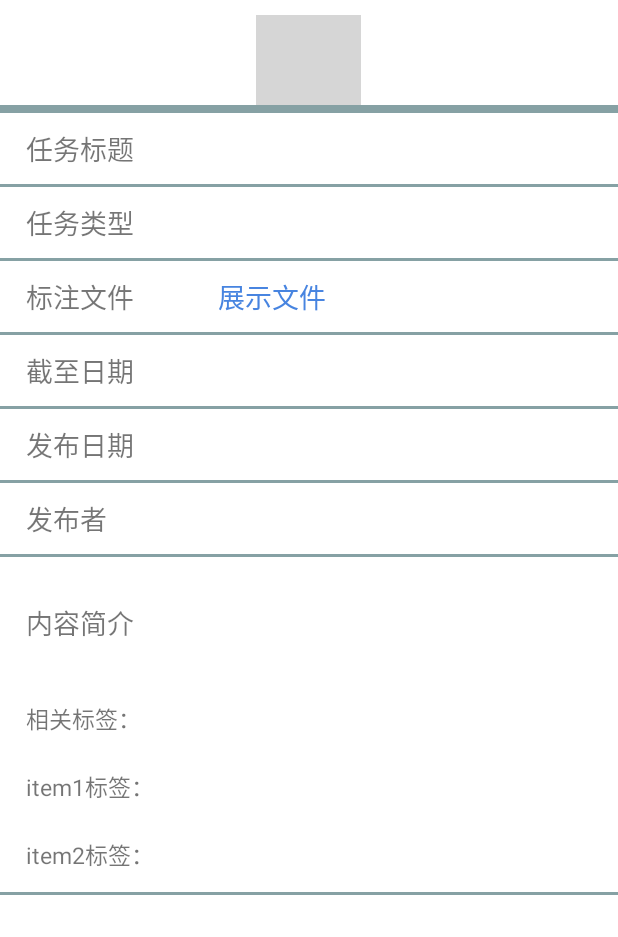
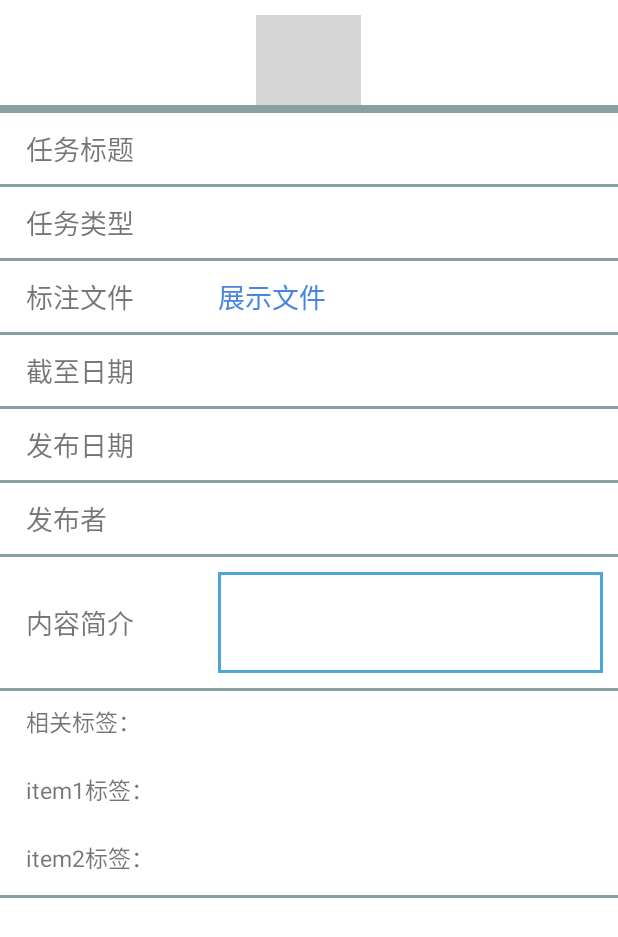
Before and after one commit to 161250092/MyApplication, an Android app: the layout activity_task_deatil.xml on its own in the app's theme, with its tools: preview values and no code run, on a phone screen of 412 x 824 dp. Shown: the top 937 px of the screen. Run offline under Robolectric (Android 15) with nearby library versions, the phone set to English and light mode, and no system bars; grey boxes are pictures that could not be loaded.

Commit message:
little changes

```diff
--- a/app/src/main/java/com/example/textannotation/model/doTask/extract/TextExtractFragmentModel.java
+++ b/app/src/main/java/com/example/textannotation/model/doTask/extract/TextExtractFragmentModel.java
@@ -89,6 +89,8 @@ public class TextExtractFragmentModel implements ITextExtractFragmentModel {
 
     @Override
     public void saveAnnotationInfo(DoExtractionData doExtractionData) {
+
+        Log.e("model",doExtractionData.getEntities().size()+" ");
         OkHttpUtil.sendPostRequest(Constant.extradotaskUrl, doExtractionData, new Callback() {
             @Override
             public void onFailure(Call call, IOException e) {
--- a/app/src/main/java/com/example/textannotation/presenter/doTask/category/TextCategoryPresenter.java
+++ b/app/src/main/java/com/example/textannotation/presenter/doTask/category/TextCategoryPresenter.java
@@ -88,6 +88,11 @@ public class TextCategoryPresenter implements ITextCategoryPresenter  {
             iTextCategoryView.showExceptionInfo("网络异常");
             return;
         }
+        else if (jsonObject.getInteger("code") == null){
+            iTextCategoryView.showExceptionInfo("服务器异常");
+            return;
+        }
+
         else if (jsonObject.getInteger("code") == 5000){
             iTextCategoryView.showSimpleInfo("当前任务未提交");
             return;
--- a/app/src/main/java/com/example/textannotation/view/doTask/textExtract/TextExtractFragment.java
+++ b/app/src/main/java/com/example/textannotation/view/doTask/textExtract/TextExtractFragment.java
@@ -251,6 +251,7 @@ public class TextExtractFragment extends BaseLazyFragment implements ITextExtrac
     }
 
     public void cancelAnnotation(int selectionStart,int selectionEnd){
+        relation_temp.setHeadEntity(null);
         for(int i = 0; i < entities.size(); i++){
             Entity entity = entities.get(i);
             if (entity.getStartIndex() == selectionStart && entity.getEndIndex() == selectionEnd){
@@ -369,6 +370,8 @@ public class TextExtractFragment extends BaseLazyFragment implements ITextExtrac
 
 
     /**
+     * ui变动核心方法
+     * 通过选择框选定文本，将相应文本显示出来
      */
     public void addTag(final String selectedText, final int labelid, final String labelName){
         String txt = doccontent.getText().toString();
--- a/app/src/main/java/com/example/textannotation/view/doTask/textRelation/PlaceholderFragment.java
+++ b/app/src/main/java/com/example/textannotation/view/doTask/textRelation/PlaceholderFragment.java
@@ -441,8 +441,6 @@ public class PlaceholderFragment extends BaseLazyFragment implements IMenuAction
         });
     }
 
-
-
     public void showInfo(final String title, final String msg){
         mHandler.post(new Runnable() {
             @Override
--- /dev/null
+++ b/app/src/main/res/drawable/description_bg.xml
@@ -0,0 +1,5 @@
+<?xml version="1.0" encoding="utf-8"?>
+<shape xmlns:android="http://schemas.android.com/apk/res/android" android:shape="rectangle" >
+    <solid android:color="#ffffff" />
+    <stroke android:width="2dip" android:color="#4fa5d5"/>
+</shape>
--- a/app/src/main/res/layout/action_bar_task_list.xml
+++ b/app/src/main/res/layout/action_bar_task_list.xml
@@ -38,7 +38,9 @@
         android:layout_height="wrap_content"
         android:layout_alignParentTop="true"
         android:layout_alignParentEnd="true"
-        android:src="@drawable/setting_icon1" />
+        android:src="@drawable/setting_icon1"
+        android:visibility="invisible"
+        />
 
 
 </RelativeLayout>
--- a/app/src/main/res/layout/activity_task_deatil.xml
+++ b/app/src/main/res/layout/activity_task_deatil.xml
@@ -271,7 +271,6 @@
             <View
                 android:layout_width="match_parent"
                 android:layout_height="3px"
-
                 android:background="@color/colorPrimary" />
 
 
@@ -300,12 +299,17 @@
                     android:layout_width="0dp"
                     android:layout_height="wrap_content"
                     android:layout_weight="2"
-                    android:background="@android:color/transparent"
+                    android:background="@drawable/description_bg"
                     android:lines="3"
                     android:maxLines="1"
                     android:gravity="left"
                     android:textSize="18sp" />
             </LinearLayout>
+
+            <View
+                android:layout_width="match_parent"
+                android:layout_height="3px"
+                android:background="@color/colorPrimary" />
 
 
             <LinearLayout
--- a/app/src/main/res/layout/expand_text_item.xml
+++ b/app/src/main/res/layout/expand_text_item.xml
@@ -13,7 +13,7 @@
             android:gravity="bottom"
             android:singleLine="true"
             android:textColor="#333333"
-            android:textSize="20sp" />
+            android:textSize="16sp" />
 
     <com.example.textannotation.view.doTask.textRelation.component.ExpandableTextView
             android:id="@+id/expand_text_view"
--- a/app/src/main/res/layout/publish_tab.xml
+++ b/app/src/main/res/layout/publish_tab.xml
@@ -72,7 +72,7 @@
             android:layout_width="wrap_content"
             android:layout_height="wrap_content"
             android:layout_below="@+id/user_id"
-
+            android:visibility="gone"
             android:layout_marginLeft="30dp"
             android:layout_marginTop="11dp"
             android:layout_toRightOf="@+id/user_logo"
```
Also changed, not shown: app/src/main/java/com/example/textannotation/presenter/doTask/extract/TextExtractPresenter.java (+11 -4 lines), app/src/main/java/com/example/textannotation/presenter/doTask/match/TextMatchPresenter.java (+8 -5 lines), app/src/main/java/com/example/textannotation/presenter/doTask/relation/TextRelationPresenter.java (+6 -1 lines), app/src/main/java/com/example/textannotation/presenter/doTask/sort/TextSortPresenter.java (+10 -2 lines).
